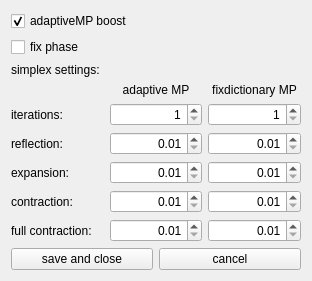
Qt form examples/matchingPursuit/settingwindow.ui (mne-tools/mne-cpp) before a commit.
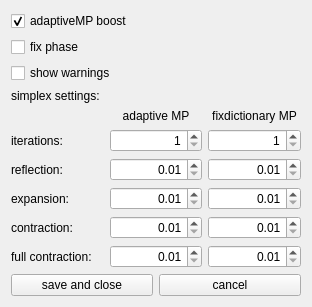
The same form after that commit.

Commit message: chg: enhancededitorwindow add: show warnings in settings del: config file

What changed in the file:
```diff
--- a/examples/matchingPursuit/settingwindow.ui
+++ b/examples/matchingPursuit/settingwindow.ui
@@ -37,6 +37,13 @@
      </property>
     </widget>
    </item>
+   <item>
+    <widget class="QCheckBox" name="cb_show_warnings">
+     <property name="text">
+      <string>show warnings</string>
+     </property>
+    </widget>
+   </item>
    <item>
     <widget class="QLabel" name="l_simplex_settings">
      <property name="text">
```
The commit also changes 15 other files.
